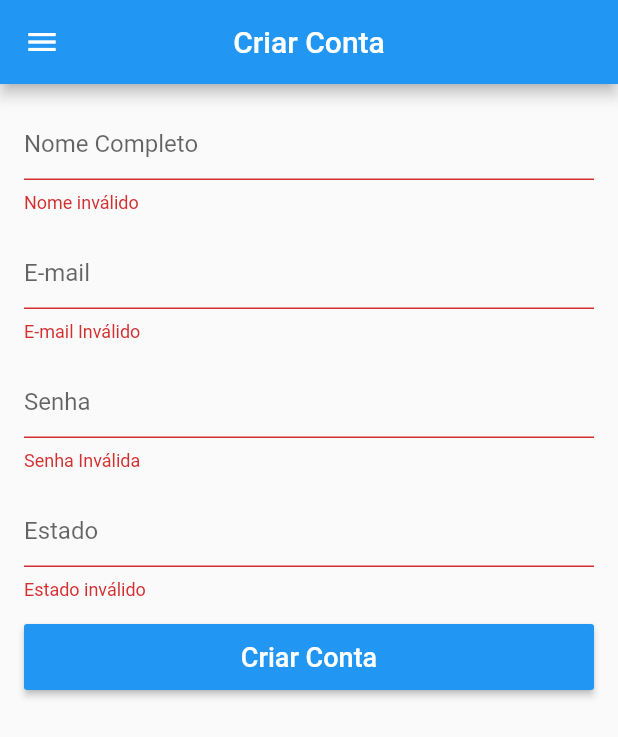
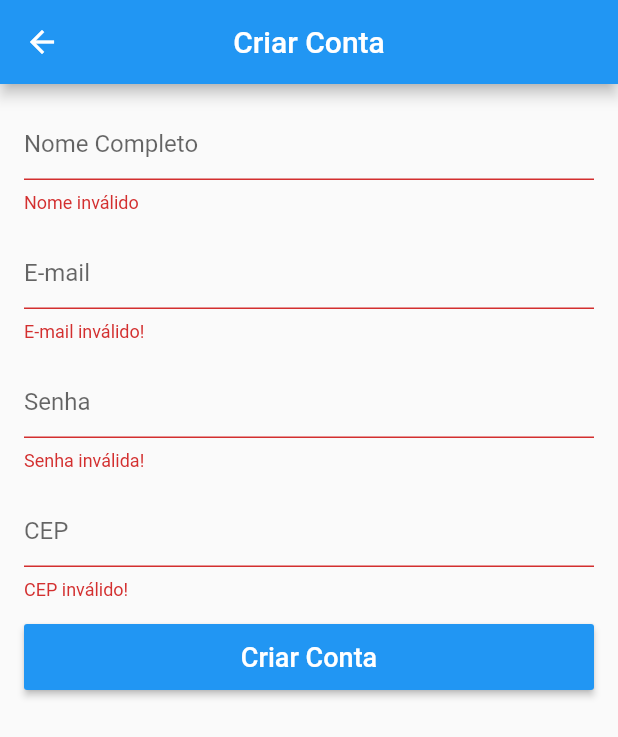
Before and after one commit to Vinicius-d/Flutter, a Flutter app: the SingUpScreen screen opened directly, after a tap on "Criar Conta", on a phone screen of 412 x 824 dp. Shown: the top 737 px of the screen. Run offline on Flutter 3.47's test engine with Material 2 defaults, Android fonts, the phone set to English and light mode, and no system bars; our stand-ins replace cloud_firestore, firebase_auth, gradient_app_bar, sqflite; missing offline and left inert: animator, flutter_correios, flutter_sms, mask_shifter, onesignal_flutter; accounts and stored records are empty.

Commit message:
Revivendo o APP correção de vários bugs

```diff
--- a/helpme_app/lib/Screens/home_screen.dart
+++ b/helpme_app/lib/Screens/home_screen.dart
@@ -4,12 +4,8 @@ import 'package:firebase_auth/firebase_auth.dart';
 import 'package:flutter/cupertino.dart';
 import 'package:flutter/material.dart';
 import 'package:gradient_app_bar/gradient_app_bar.dart';
-import 'package:helpme_app/Models/user_model.dart';
 import 'package:helpme_app/Screens/login_screen.dart';
-import 'package:helpme_app/Screens/singup_screen.dart';
 import 'package:helpme_app/Widgets/CustomDrawer.dart';
-import 'package:onesignal_flutter/onesignal_flutter.dart';
-import 'package:scoped_model/scoped_model.dart';
 import 'package:url_launcher/url_launcher.dart';
 import 'package:flutter_sms/flutter_sms.dart';
 
--- a/helpme_app/lib/Screens/login_screen.dart
+++ b/helpme_app/lib/Screens/login_screen.dart
@@ -3,6 +3,8 @@ import 'package:helpme_app/Models/user_model.dart';
 import 'package:helpme_app/Screens/singup_screen.dart';
 import 'package:helpme_app/Widgets/CustomDrawer.dart';
 import 'package:scoped_model/scoped_model.dart';
+
+import 'home_screen.dart';
 class LoginScreen extends StatefulWidget {
   @override
   _LoginScreenState createState() => _LoginScreenState();
@@ -15,7 +17,6 @@ class _LoginScreenState extends State<LoginScreen> {
   final _passController = TextEditingController();
   final _scaffoldKey = GlobalKey<ScaffoldState>();
 
-  final _pageController = PageController();
 
   @override
   Widget build(BuildContext context) {
--- a/helpme_app/lib/Screens/singup_screen.dart
+++ b/helpme_app/lib/Screens/singup_screen.dart
@@ -3,61 +3,34 @@ import 'package:helpme_app/Models/user_model.dart';
 import 'package:helpme_app/Screens/home_screen.dart';
 import 'package:helpme_app/Widgets/CustomDrawer.dart';
 import 'package:scoped_model/scoped_model.dart';
-import 'package:via_cep/via_cep.dart';
-
-import 'login_screen.dart';
 
 class SingUpScreen extends StatefulWidget {
   @override
   _SingUpScreenState createState() => _SingUpScreenState();
 }
-String estado;
-String cidade;
-String bairro;
-pegaCep()async{
-  var CEP = new via_cep();
 
-  var result = await CEP.searchCEP('97230000', 'json', '');
-
-  // Sucesso
-  if (CEP.getResponse() == 200) {
-    print('CEP: '+CEP.getCEP());
-    print('Logradouro: '+CEP.getLogradouro());
-    print('Complemento: '+CEP.getComplemento());
-    bairro=(CEP.getBairro());
-    cidade=(CEP.getLocalidade());
-    estado=(CEP.getUF());
-    print('Unidade: '+CEP.getUnidade());
-    print('IBGE '+CEP.getIBGE());
-    print('GIA: '+CEP.getGIA());
-  } else {
-    print('Código de Retorno: '+CEP.getResponse().toString());
-    print('Erro: '+CEP.getBody());
-  }
-}
 
 class _SingUpScreenState extends State<SingUpScreen> {
   final _nameController = TextEditingController();
   final _emailController = TextEditingController();
   final _passController = TextEditingController();
-  final _stateController = TextEditingController();
-  final _cityController = TextEditingController();
-  final _cidade = TextEditingController();
-  final _neighborhoodController = TextEditingController();
+  final _cepController = TextEditingController();
   final _formkey = GlobalKey<FormState>();
   final _scaffoldKey = GlobalKey<ScaffoldState>();
+  //Map<String, dynamic> userData = Map();
 
   @override
   Widget build(BuildContext context) {
-    pegaCep();
-    final _pageController = PageController();
+
+
+    //final _pageController = PageController();
     return Scaffold(
       key: _scaffoldKey,
         appBar: AppBar(
           title: Text("Criar Conta"),
           centerTitle: true,
         ),
-        drawer: CustomDrawer(_pageController),
+        //drawer: CustomDrawer(_pageController),
         body:
         ScopedModelDescendant<UserModel>(builder: (context, child, model) {
 
@@ -75,7 +48,8 @@ class _SingUpScreenState extends State<SingUpScreen> {
                   controller: _nameController,
                   decoration: InputDecoration(hintText: "Nome Completo"),
                   validator: ( text) {
-                    return text.isEmpty ? 'Nome inválido' : null;
+                    if(text.isEmpty)
+                    return 'Nome inválido';
                   }
                 ),
                 SizedBox(height: 16.0),
@@ -83,8 +57,8 @@ class _SingUpScreenState extends State<SingUpScreen> {
                   controller: _emailController,
                   decoration: InputDecoration(hintText: "E-mail"),
                   keyboardType: TextInputType.emailAddress,
-                  validator: (text) {
-                    return !text.contains("@") ? 'E-mail Inválido' :null;
+                    validator: (text){
+                      if(text.isEmpty || !text.contains("@")) return "E-mail inválido!";
                   }
                 ),
                 SizedBox(height: 16.0),
@@ -92,29 +66,20 @@ class _SingUpScreenState extends State<SingUpScreen> {
                   controller: _passController,
                   decoration: InputDecoration(hintText: "Senha"),
                   obscureText: true,
-                  validator: (text) {
-
-                      return text.length < 6 ? 'Senha Inválida':null;
+                  validator: (text){
+                    if(text.isEmpty || text.length < 6) return "Senha inválida!";
                   },
                 ),
+
                 SizedBox(height: 16.0),
                 TextFormField(
-                  controller: _stateController,
-                  decoration: InputDecoration(hintText: "Estado"),
-                  validator: (text) {
-                    return text.isEmpty ? 'Estado inválido' : null;
+                  controller: _cepController,
+                  decoration: InputDecoration(hintText: "CEP"),
+                  keyboardType: TextInputType.numberWithOptions(),
+                  validator: (text){
+                    if(text.isEmpty) return "CEP inválido!";
                   },
                 ),
-               /* SizedBox(height: 16.0),
-                TextFormField(
-                  controller: _cidade..text =("$cidade"),
-                  //controller: _cidade,
-                  decoration: InputDecoration(hintText: "Estado"),
-                  validator: (text) {
-                    return text.isEmpty ? 'Estado inválido' : null;
-                  },
-                ),*/
-
                 SizedBox(
                   height: 16.0,
                 ),
@@ -133,15 +98,21 @@ class _SingUpScreenState extends State<SingUpScreen> {
                         Map<String, dynamic> userData = {
                           "name": _nameController.text,
                           "email": _emailController.text,
-                          //"address": _addressController.text
+                          "cep": _cepController.text
                         }; //senha e salva no database di firebase
 
                         model.signUp(
                             userData: userData,
                             pass: _passController.text,
+                            cep:_cepController.text,
                             onSuccess: _onSuccess,
                             onFail: _onFail);
+                        /*model.anddress(
+                          NCEP:_cepController.text,
+                        onSuccess: _onSuccess,
+                        onFail: _onFail);*/
                       }
+
                     },
                   ),
                 ),
@@ -162,7 +133,7 @@ class _SingUpScreenState extends State<SingUpScreen> {
         )
     );
     Future.delayed(Duration(seconds: 2)).then((_){
-      MaterialPageRoute(builder: (context) => HomePage());
+      Navigator.of(context).pop();
 
 
     });
--- a/helpme_app/lib/Title/DrawerTitle.dart
+++ b/helpme_app/lib/Title/DrawerTitle.dart
@@ -1,7 +1,6 @@
 import 'package:flutter/material.dart';
 import 'package:helpme_app/Screens/cellnumber_srceen.dart';
 import 'package:helpme_app/Screens/home_screen.dart';
-import 'package:helpme_app/Screens/login_screen.dart';
 import 'package:helpme_app/Screens/singup_screen.dart';
 class DrawerTile extends StatelessWidget {
   final IconData icon;
--- a/helpme_app/lib/main.dart
+++ b/helpme_app/lib/main.dart
@@ -1,8 +1,6 @@
 import 'package:flutter/material.dart';
 import 'package:helpme_app/Models/user_model.dart';
 import 'package:scoped_model/scoped_model.dart';
-import 'package:shared_preferences/shared_preferences.dart';
-import 'package:url_launcher/url_launcher.dart';
 
 import 'Screens/home_screen.dart';
 
--- a/helpme_app/pubspec.yaml
+++ b/helpme_app/pubspec.yaml
@@ -30,7 +30,7 @@ dependencies:
   flutter_responsive_screen: ^1.0.0
   scoped_model: ^1.0.1
   cloud_firestore: ^0.13.4
-  firebase_auth: ^0.15.5+2
+  firebase_auth: ^0.15.5+3
   firebase_storage: ^3.1.1
   shared_preferences: ^0.5.6+3
   flutter_sms: ^2.0.0+2
@@ -38,6 +38,7 @@ dependencies:
   onesignal_flutter: ^2.3.4
   mask_shifter: ^0.1.0
   via_cep: ^1.0.6
+  flutter_correios: ^1.0.2
 
 
 
```
Also changed, not shown: helpme_app/lib/Models/user_model.dart (+81 -14 lines), helpme_app/lib/Screens/cellnumber_srceen.dart (+73 -9 lines), helpme_app/lib/Widgets/CustomDrawer.dart (+15 -3 lines), helpme_app/pubspec.lock.
